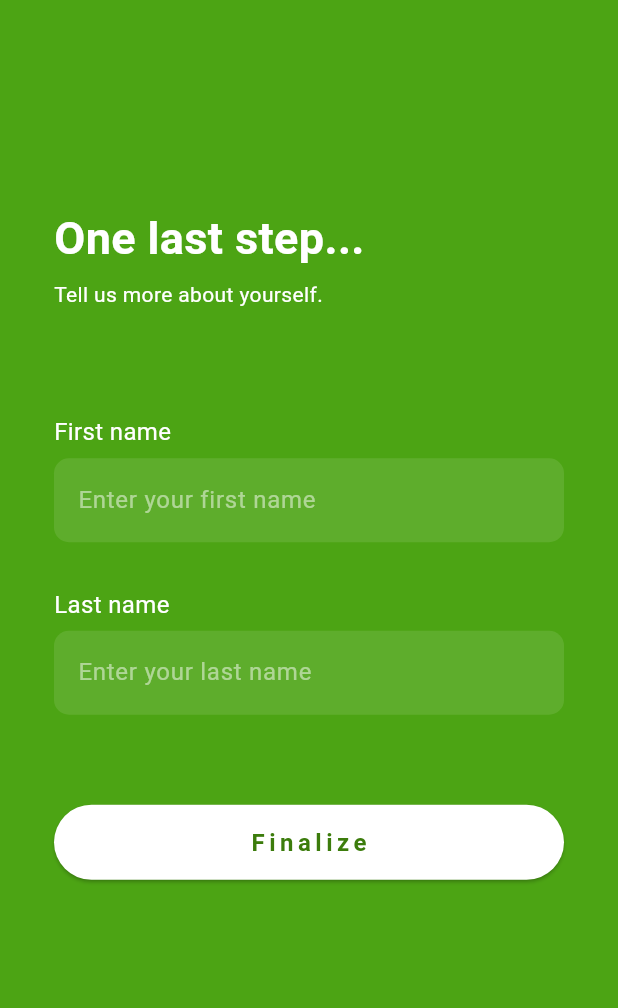
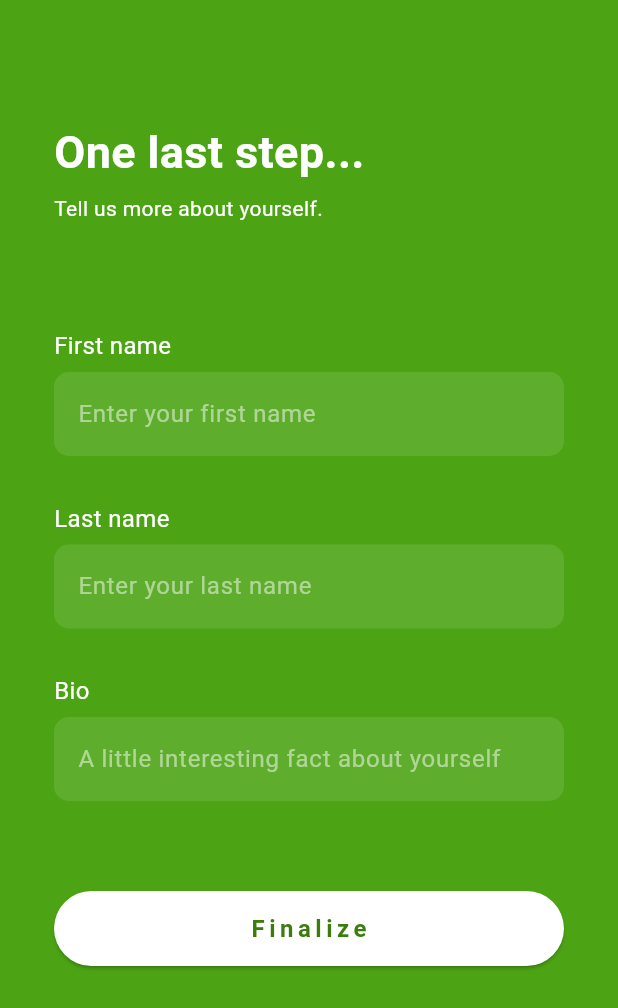
Before and after one commit to tsuna614/se346_project, a Flutter app: the DetailSignUpScreen screen opened directly with empty values, on a phone screen of 412 x 824 dp. Shown: the top 1008 px of the screen. Run offline on Flutter 3.47's test engine with Material 3 defaults, Android fonts, the phone set to English and light mode, and no system bars; our stand-ins replace dio, firebase_auth, firebase_core, flutter_bloc, font_awesome_flutter, image_picker and 1 more; accounts and stored records are empty; network calls fail.

Commit message:
chore: added bio on signup

```diff
--- a/lib/src/authentication-screens/detail_signup_screen.dart
+++ b/lib/src/authentication-screens/detail_signup_screen.dart
@@ -21,6 +21,7 @@ class _DetailSignUpScreenState extends State<DetailSignUpScreen> {
 
   final _firstNameTextField = TextEditingController();
   final _lastNameTextField = TextEditingController();
+  final _bioTextField = TextEditingController();
 
   final dio = Dio();
 
@@ -30,6 +31,7 @@ class _DetailSignUpScreenState extends State<DetailSignUpScreen> {
   void dispose() {
     _firstNameTextField.dispose();
     _lastNameTextField.dispose();
+    _bioTextField.dispose();
     super.dispose();
   }
 
@@ -41,11 +43,12 @@ class _DetailSignUpScreenState extends State<DetailSignUpScreen> {
       await dio.post(
         '${globals.baseUrl}/user/addUser',
         data: {
-          'userId': '123456',
+          'userId': value.user!.uid,
           'email': widget.email,
           'password': widget.password,
           'firstName': _firstNameTextField.text,
           'lastName': _lastNameTextField.text,
+          'bio': _bioTextField.text,
         },
       ).catchError((error) {
         throw Exception('Failed to create user');
@@ -167,6 +170,35 @@ class _DetailSignUpScreenState extends State<DetailSignUpScreen> {
             },
             // onSaved: (newValue) => _enteredPassword = newValue!,
           ),
+          const SizedBox(height: 30),
+          const Align(
+            alignment: Alignment.centerLeft,
+            child: Text(
+              'Bio',
+              style: TextStyle(color: Colors.white, fontSize: 16),
+            ),
+          ),
+          const SizedBox(height: 6),
+          TextFormField(
+            controller: _bioTextField,
+            style: const TextStyle(color: Colors.white),
+            decoration: InputDecoration(
+              border: OutlineInputBorder(
+                  borderSide: BorderSide.none,
+                  borderRadius: BorderRadius.circular(10)),
+              filled: true,
+              fillColor: Colors.white.withOpacity(0.1),
+              hintText: 'A little interesting fact about yourself',
+              hintStyle: TextStyle(color: Colors.white.withOpacity(0.5)),
+            ),
+            validator: (value) {
+              if (value == null || value.trim().isEmpty) {
+                return 'Please enter your bio';
+              }
+              return null;
+            },
+            // onSaved: (newValue) => _enteredPassword = newValue!,
+          ),
           const SizedBox(height: 60),
           ElevatedButton(
             style: ElevatedButton.styleFrom(
```
